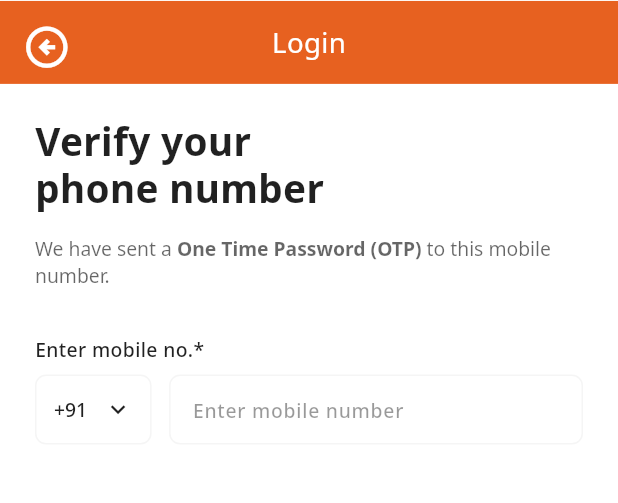
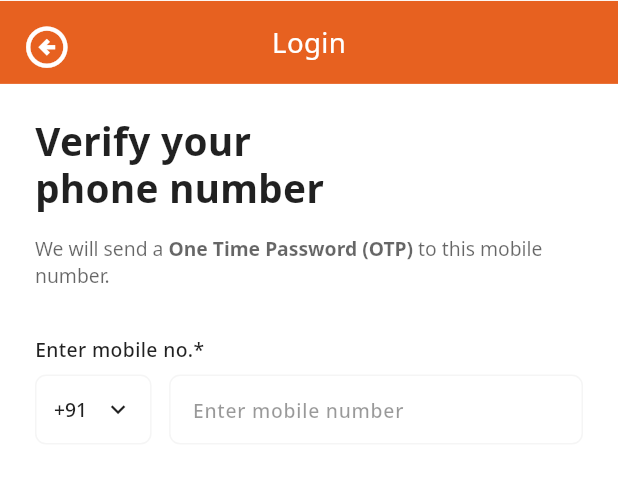
Before and after one commit to COSS-India/VoiceGive, a Flutter app: the screen it shows after launch, after a tap on "Let’s Get Started", on a phone screen of 412 x 824 dp, the part 94-597 px from its top. Run offline on Flutter 3.47's test engine with Material 3 defaults, Android fonts, the phone set to English and light mode, and no system bars; our stand-ins replace cached_network_image, flutter_screenutil, flutter_svg, google_fonts, just_audio, lottie and 1 more; missing offline and left inert: record; generated files the repository leaves out were written again; project files that could hold a hidden picture were left out.

Commit message:
chore: refactor

```diff
--- a/lib/l10n/app_en.arb
+++ b/lib/l10n/app_en.arb
@@ -22,7 +22,7 @@
     "mStaticValidationSuccessMessage":"Thank you for validating the input.",
     "login":"Login",
     "verifyPhoneNumber":"Verify your phone number",
-    "otpSentMessage":"We have sent a One Time Password(OTP) to this mobile number.",
+    "otpSentMessage":"We will send a One Time Password(OTP) to this mobile number.",
     "enterMobileNumber":"Enter mobile no.*",
     "getOtp":"Get OTP",
     "invalidPhoneNumber":"Please enter a valid phone number",
--- a/lib/screens/auth/otp_login/otp_login_screen.dart
+++ b/lib/screens/auth/otp_login/otp_login_screen.dart
@@ -102,7 +102,7 @@
                         text: TextSpan(
                           children: [
                             TextSpan(
-                              text: "We have sent a ",
+                              text: "We will send a ",
                               style: GoogleFonts.notoSans(
                                 color: AppColors.greys60,
                                 fontSize: 14.sp,
```
